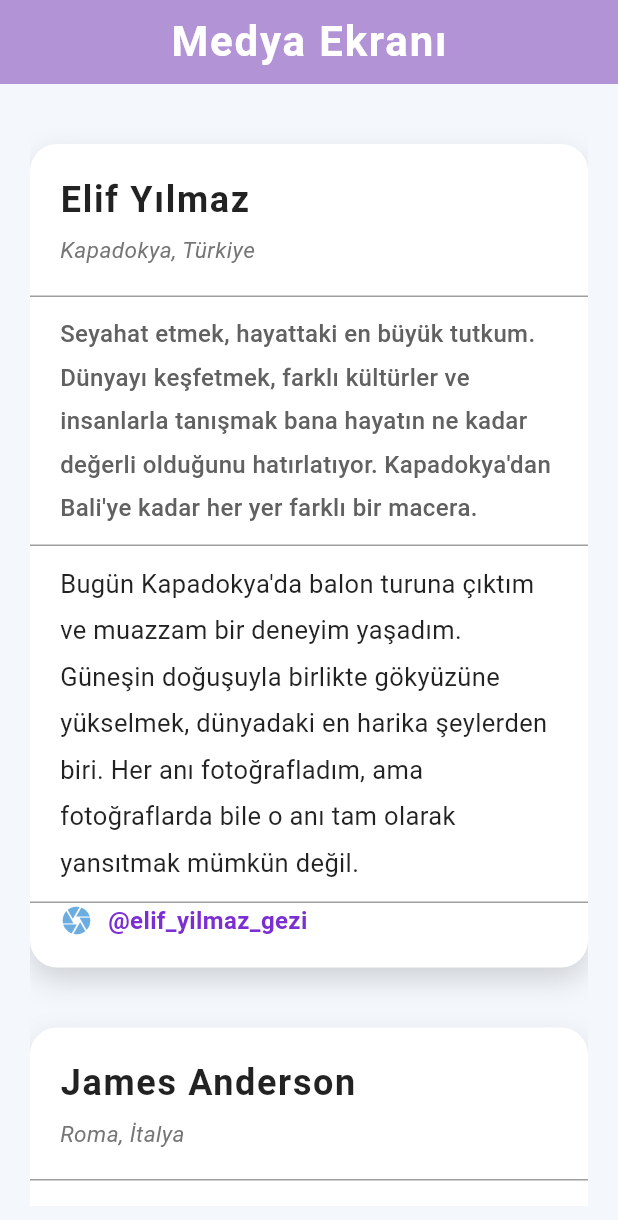
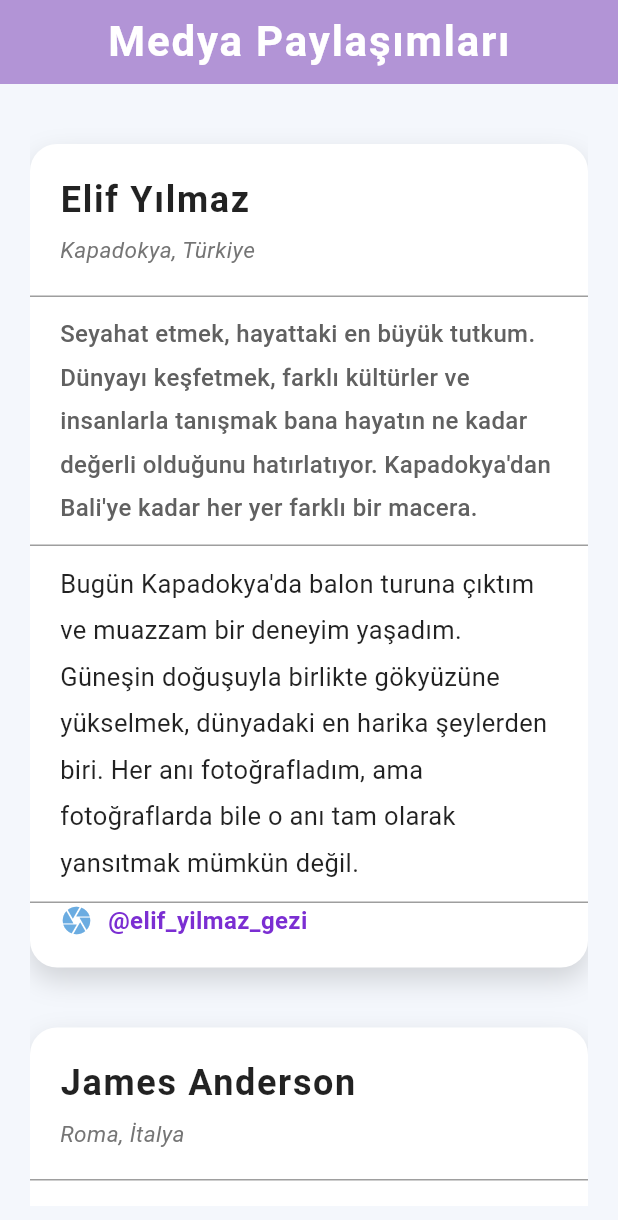
Before and after one commit to zeynepalptekin/WanderCompass, a Flutter app: the CameraScreen screen opened by its route, on a phone screen of 412 x 824 dp. Shown: the top 1220 px of the screen. Run offline on Flutter 3.47's test engine with Material 3 defaults, Android fonts, the phone set to English and light mode, and no system bars; our stand-ins replace go_router, lottie; missing offline and left inert: dotlottie_loader; Roboto replaces fonts that are missing (Montserrat).

Commit message:
readme güncellendi.

```diff
--- a/lib/screens/camera_screen.dart
+++ b/lib/screens/camera_screen.dart
@@ -34,7 +34,7 @@ class CameraScreen extends StatelessWidget {
         backgroundColor: const Color.fromARGB(255, 178, 148, 214), // Pastel mor
         elevation: 0,
         title: const Text(
-          "Medya Ekranı",
+          "Medya Paylaşımları",
           style: TextStyle(
             color: Colors.white,
             fontWeight: FontWeight.bold,
--- a/lib/screens/person_screen.dart
+++ b/lib/screens/person_screen.dart
@@ -10,7 +10,7 @@ class PersonScreen extends StatelessWidget {
       appBar: AppBar(
         backgroundColor: const Color(0xFF4C6E97), // Pastel mavi
         title: const Text(
-          'Profil Ekranı',
+          'Profilim',
           style: TextStyle(
             fontSize: 24,
             fontWeight: FontWeight.bold,
```
Also changed, not shown: 1 other file.
